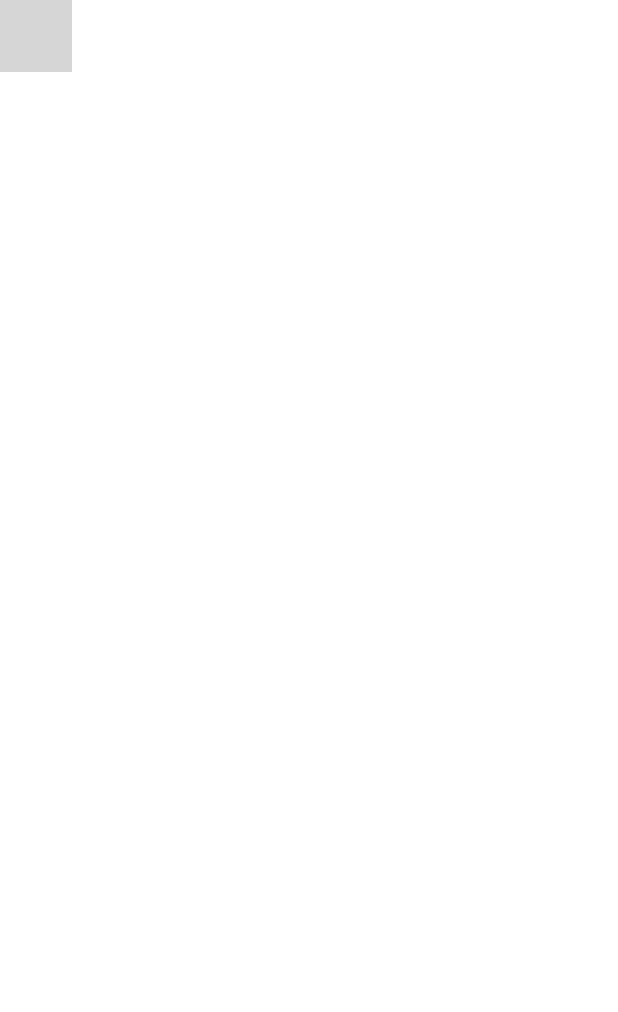
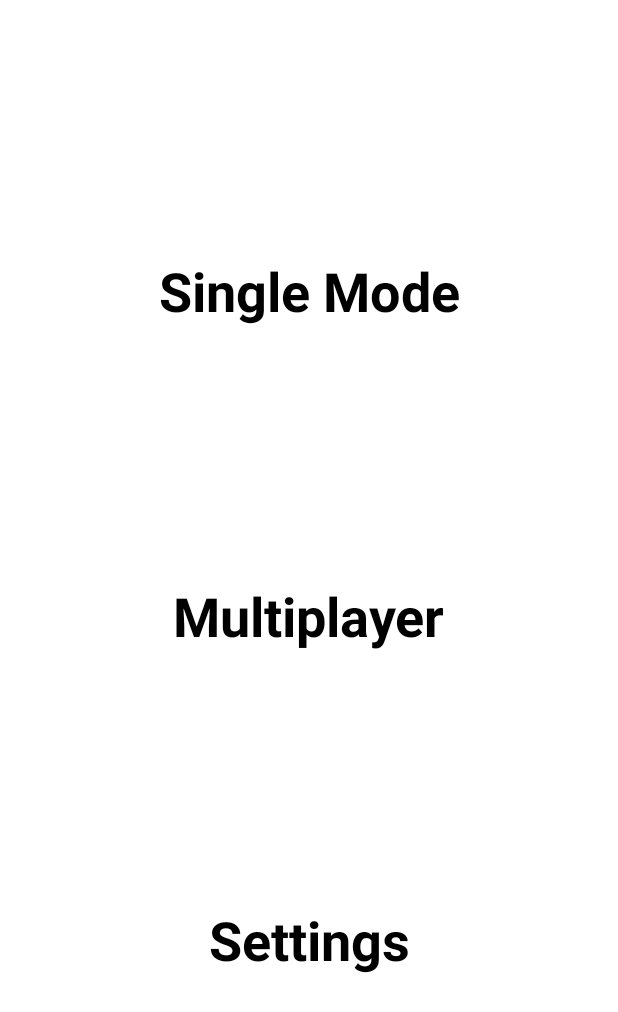
Before and after one commit to Daniloday/SeaBattle, an Android app built with Jetpack Compose: the composable Navigation shown on its own in the app's theme, on a phone screen of 412 x 824 dp. Shown: the top 1012 px of the screen. Run offline under Robolectric (Android 15) with nearby library versions, the light colour scheme and no system bars; our stand-ins replace Dagger/Hilt's generated code; grey boxes are pictures that could not be loaded.

Commit message:
commit#2

```diff
--- a/app/src/main/java/com/missclick/seabattle/presentation/MainActivity.kt
+++ b/app/src/main/java/com/missclick/seabattle/presentation/MainActivity.kt
@@ -22,7 +22,7 @@ class MainActivity : ComponentActivity() {
 
                 Surface(
                     modifier = Modifier.fillMaxSize(),
-                    color = AppTheme.colors.primary
+                    color = AppTheme.colors.secondary
                 ) {
                     Navigation()
                 }
--- a/app/src/main/java/com/missclick/seabattle/presentation/navigation/Navigation.kt
+++ b/app/src/main/java/com/missclick/seabattle/presentation/navigation/Navigation.kt
@@ -5,6 +5,7 @@ import androidx.navigation.compose.NavHost
 import androidx.navigation.compose.composable
 import androidx.navigation.compose.rememberNavController
 import com.missclick.seabattle.presentation.screens.menu.MenuRoute
+import com.missclick.seabattle.presentation.screens.multiplayer.MultiplayerRoute
 
 @Composable
 fun Navigation(){
@@ -14,7 +15,10 @@ fun Navigation(){
     NavHost(navController = navController, startDestination = NavigationTree.Menu.route){
 
         composable(NavigationTree.Menu.route){
-            MenuRoute()
+            MenuRoute(navController)
+        }
+        composable(NavigationTree.Multiplayer.route){
+            MultiplayerRoute(navController)
         }
 
     }
--- a/app/src/main/java/com/missclick/seabattle/presentation/navigation/NavigationTree.kt
+++ b/app/src/main/java/com/missclick/seabattle/presentation/navigation/NavigationTree.kt
@@ -3,5 +3,6 @@ package com.missclick.seabattle.presentation.navigation
 sealed class NavigationTree(val route : String) {
 
     data object Menu : NavigationTree("menu")
+    data object Multiplayer : NavigationTree("multiplayer")
 
 }
--- a/app/src/main/java/com/missclick/seabattle/presentation/screens/menu/MenuRoute.kt
+++ b/app/src/main/java/com/missclick/seabattle/presentation/screens/menu/MenuRoute.kt
@@ -2,31 +2,38 @@ package com.missclick.seabattle.presentation.screens.menu
 
 import androidx.compose.foundation.background
 import androidx.compose.foundation.clickable
+import androidx.compose.foundation.layout.Arrangement
 import androidx.compose.foundation.layout.Box
+import androidx.compose.foundation.layout.Column
+import androidx.compose.foundation.layout.fillMaxSize
 import androidx.compose.foundation.layout.size
 import androidx.compose.material3.Text
 import androidx.compose.runtime.Composable
 import androidx.compose.runtime.collectAsState
 import androidx.compose.runtime.getValue
+import androidx.compose.ui.Alignment
 import androidx.compose.ui.Modifier
 import androidx.compose.ui.graphics.Color
+import androidx.compose.ui.res.stringResource
 import androidx.compose.ui.tooling.preview.Preview
 import androidx.compose.ui.unit.dp
 import androidx.hilt.navigation.compose.hiltViewModel
 import androidx.navigation.NavController
 import androidx.navigation.Navigation
+import com.missclick.seabattle.R
 import com.missclick.seabattle.presentation.navigation.NavigationTree
+import com.missclick.seabattle.presentation.ui.theme.AppTheme
 import com.missclick.seabattle.presentation.ui.theme.SeaBattleTheme
 
 @Composable
-fun MenuRoute(navController: NavController, vm : MenuViewModel = hiltViewModel() ){
+fun MenuRoute(navController: NavController, vm: MenuViewModel = hiltViewModel()) {
 
     val uiState by vm.uiState.collectAsState()
 
     MenuScreen(
         uiState = uiState,
         obtainEvent = vm::obtainEvent,
-        navigateTo = {navController.navigate(it.route)}
+        navigateTo = { navController.navigate(it.route) }
     )
 
 }
@@ -34,15 +41,37 @@ fun MenuRoute(navController: NavController, vm : MenuViewModel = hiltViewModel()
 @Composable
 fun MenuScreen(
     uiState: MenuUiState,
-    obtainEvent : (MenuEvent) -> Unit,
-    navigateTo : (NavigationTree) -> Unit
-){
+    obtainEvent: (MenuEvent) -> Unit,
+    navigateTo: (NavigationTree) -> Unit
+) {
 
-    Box(modifier = Modifier
-        .size(100.dp)
-        .background(Color.Gray)
-        .clickable { navigateTo(NavigationTree.Menu) }){
-        Text(text = uiState.a, color = Color.Red)
+    Column(
+        modifier = Modifier
+            .fillMaxSize(),
+        horizontalAlignment = Alignment.CenterHorizontally,
+        verticalArrangement = Arrangement.SpaceEvenly
+
+        ) {
+//        .clickable { navigateTo(NavigationTree.Menu) }
+        Text(text = stringResource(id = R.string.single_mode), modifier = Modifier.clickable {
+
+        },
+            style = AppTheme.typography.headerTextBold,
+            color = AppTheme.colors.primary
+        )
+        Text(text = stringResource(id = R.string.multiplayer), modifier = Modifier.clickable {
+            navigateTo(NavigationTree.Multiplayer)
+        },
+            style = AppTheme.typography.headerTextBold,
+            color = AppTheme.colors.primary
+        )
+        Text(text = stringResource(id = R.string.settings), modifier = Modifier.clickable {
+
+        },
+            style = AppTheme.typography.headerTextBold,
+            color = AppTheme.colors.primary
+        )
+
     }
 
 }
--- a/app/src/main/res/values/strings.xml
+++ b/app/src/main/res/values/strings.xml
@@ -1,3 +1,10 @@
 <resources>
     <string name="app_name">Sea Battle</string>
+
+    <string name="single_mode">Single Mode</string>
+    <string name="multiplayer">Multiplayer</string>
+    <string name="settings">Settings</string>
+    <string name="label">Enter code</string>
+    <string name="or">or</string>
+    <string name="create_room">create room</string>
 </resources>
```
Also changed, not shown: app/src/main/java/com/missclick/seabattle/presentation/screens/multiplayer/MultiplayerRoute.kt (added, +79 -0 lines), app/src/main/java/com/missclick/seabattle/presentation/screens/multiplayer/MultiplayerViewModel.kt (added, +32 -0 lines), app/src/main/res/drawable/back_mark.png (added), app/src/main/res/drawable/select_mark.png (added).
